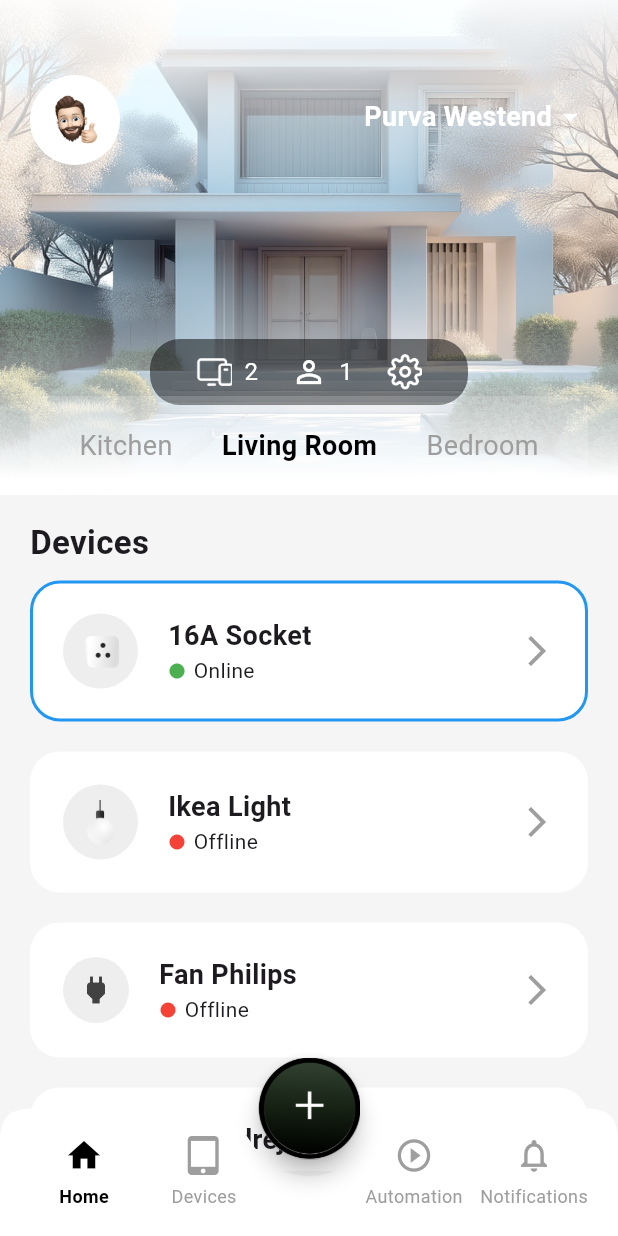
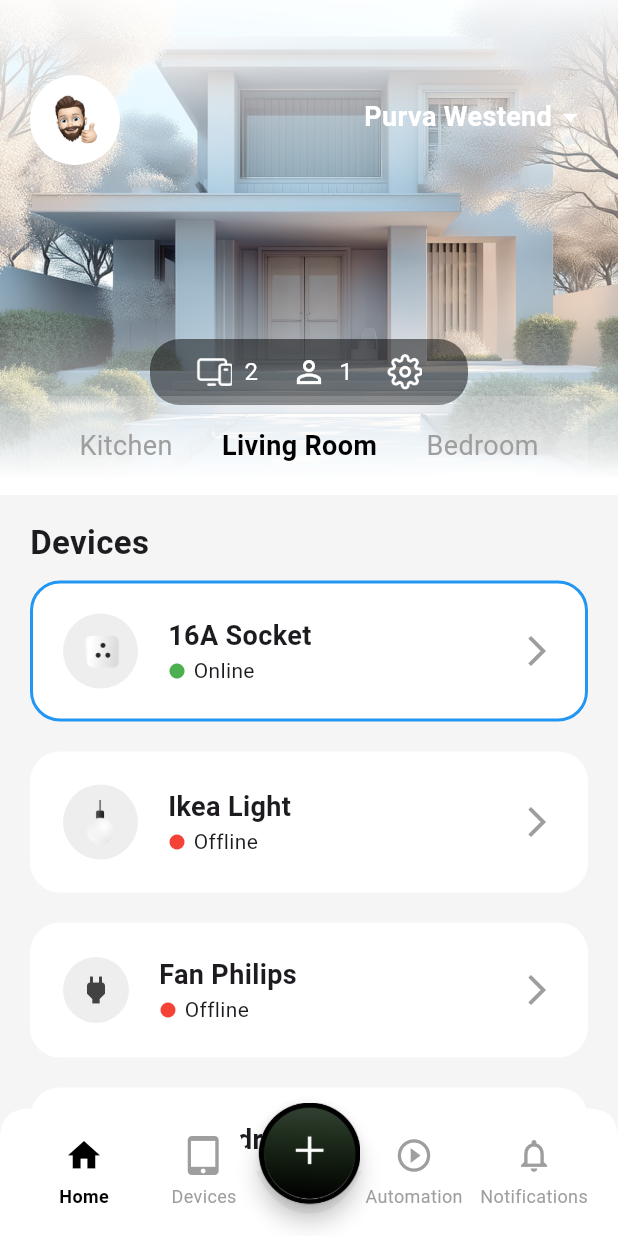
Before and after one commit to mohd-afid/machine_task, a Flutter app: the screen it shows after launch, on a phone screen of 412 x 824 dp. Run offline on Flutter 3.47's test engine with Material 3 defaults, Android fonts, the phone set to English and light mode, and no system bars.

Commit message:
design fix

```diff
--- a/lib/presentation/screens/home_screen.dart
+++ b/lib/presentation/screens/home_screen.dart
@@ -43,22 +43,23 @@ class _HomeScreenState extends State<HomeScreen> {
         currentIndex: _currentIndex,
         onTap: _onNavItemTapped,
       ),
-      floatingActionButton: SizedBox(
+      floatingActionButton: Transform.translate(
+        offset: const Offset(0, 30), // Moves the button down by 10 pixels
+        child: SizedBox(
           width: 68,
           height: 68,
           child: FloatingActionButton(
             onPressed: () {
               // Handle FAB tap
-            ScaffoldMessenger.of(context).showSnackBar(
-              const SnackBar(content: Text('Add new device')),
-            );
+
             },
             backgroundColor: Colors.transparent,
             shape: const CircleBorder(),
             child: Image.asset(
               'lib/assets/icons/center_plus_button.png',
-            width: 80,
-            height: 80,
+              width: 70,
+              height: 70,
+            ),
           ),
         ),
       ),
--- a/lib/presentation/widgets/custom_bottom_nav_bar.dart
+++ b/lib/presentation/widgets/custom_bottom_nav_bar.dart
@@ -86,11 +86,11 @@ class NavBarPainter extends CustomPainter {
       // The curve for the FAB
       ..cubicTo(
         size.width * 0.4, 0, // Control point 1
-        size.width * 0.4, 45, // Control point 2
-        size.width * 0.5, 45, // End point
+        size.width * 0.4, 70, // Control point 2
+        size.width * 0.5, 70, // End point
       )
       ..cubicTo(
-        size.width * 0.6, 45, // Control point 1
+        size.width * 0.6, 70, // Control point 1
         size.width * 0.6, 0, // Control point 2
         size.width * 0.65, 0, // End point
       )
```
Lines whose indentation alone changed are shown as unchanged.
